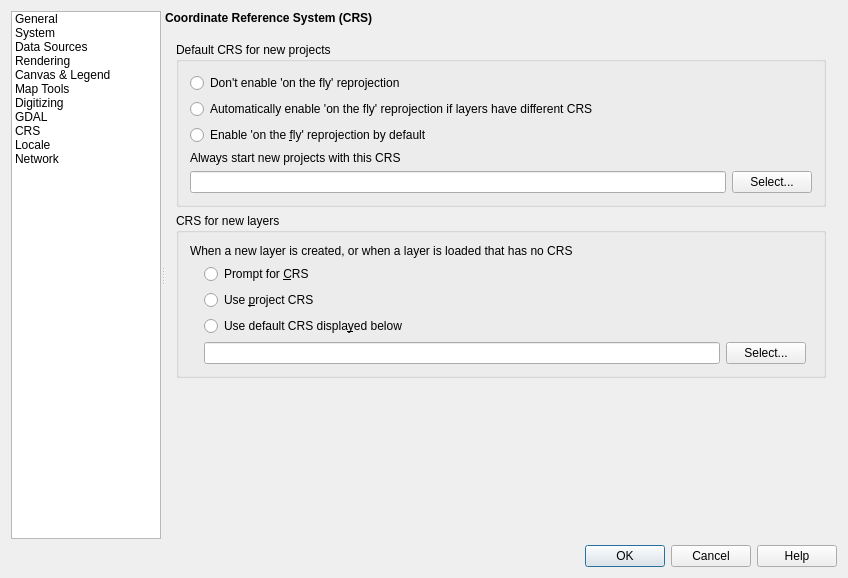
Old version of the form src/ui/qgsoptionsbase.ui in the repository qgis/QGIS.
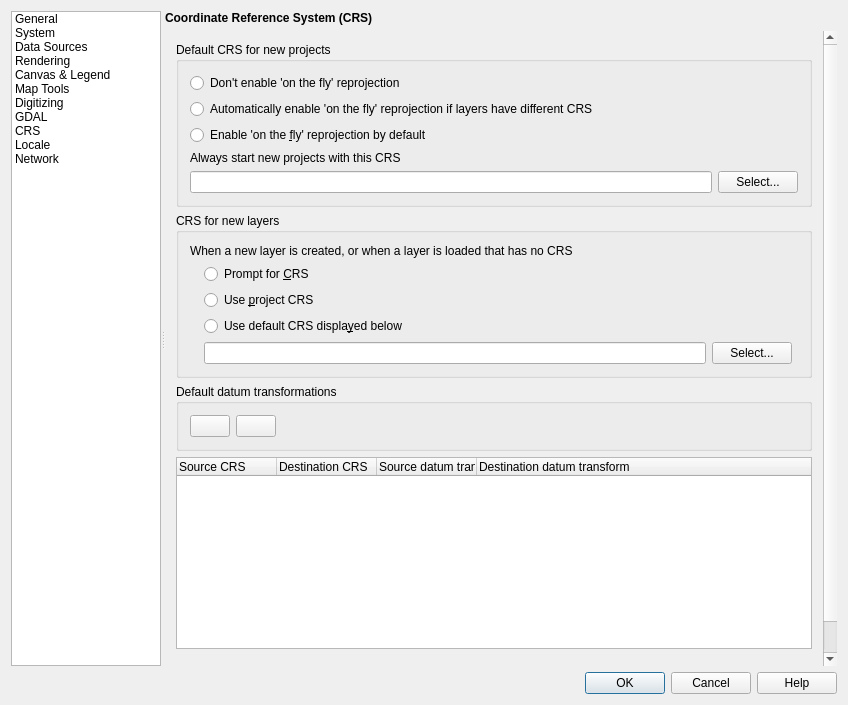
New version of the form. The open tabs and pages were chosen to show the change. Icons and pictures are not drawn. Custom widgets are drawn as their Qt base class.

Commit message: Possibility to add / remove default transformations in options tab

Diff of the .ui file:
```diff
--- a/src/ui/qgsoptionsbase.ui
+++ b/src/ui/qgsoptionsbase.ui
@@ -7,7 +7,7 @@
     <x>0</x>
     <y>0</y>
     <width>848</width>
-    <height>578</height>
+    <height>705</height>
    </rect>
   </property>
   <property name="minimumSize">
@@ -3494,10 +3494,23 @@
                 <x>0</x>
                 <y>0</y>
                 <width>687</width>
-                <height>523</height>
+                <height>650</height>
                </rect>
               </property>
               <layout class="QGridLayout" name="gridLayout_15">
+               <item row="5" column="0">
+                <spacer name="verticalSpacer">
+                 <property name="orientation">
+                  <enum>Qt::Vertical</enum>
+                 </property>
+                 <property name="sizeHint" stdset="0">
+                  <size>
+                   <width>20</width>
+                   <height>40</height>
+                  </size>
+                 </property>
+                </spacer>
+               </item>
                <item row="2" column="0">
                 <widget class="QGroupBox" name="grpProjectionBehaviour">
                  <property name="title">
@@ -3574,19 +3587,6 @@
                  </layout>
                 </widget>
                </item>
-               <item row="3" column="0">
-                <spacer name="verticalSpacer">
-                 <property name="orientation">
-                  <enum>Qt::Vertical</enum>
-                 </property>
-                 <property name="sizeHint" stdset="0">
-                  <size>
-                   <width>20</width>
-                   <height>40</height>
-                  </size>
-                 </property>
-                </spacer>
-               </item>
                <item row="1" column="0">
                 <widget class="QGroupBox" name="grpOtfTransform">
                  <property name="title">
@@ -3644,6 +3644,78 @@
                  </layout>
                 </widget>
                </item>
+               <item row="3" column="0">
+                <widget class="QGroupBox" name="mDefaultDatumTransformGroupBox">
+                 <property name="title">
+                  <string>Default datum transformations</string>
+                 </property>
+                 <layout class="QGridLayout" name="gridLayout_8">
+                  <item row="0" column="0">
+                   <layout class="QHBoxLayout" name="horizontalLayout_4">
+                    <item>
+                     <widget class="QPushButton" name="mAddDefaultTransformButton">
+                      <property name="text">
+                       <string/>
+                      </property>
+                      <property name="icon">
+                       <iconset resource="../../images/images.qrc">
+                        <normaloff>:/images/themes/default/symbologyAdd.png</normaloff>:/images/themes/default/symbologyAdd.png</iconset>
+                      </property>
+                     </widget>
+                    </item>
+                    <item>
+                     <widget class="QPushButton" name="mRemoveDefaultTransformButton">
+                      <property name="text">
+                       <string/>
+                      </property>
+                      <property name="icon">
+                       <iconset resource="../../images/images.qrc">
+                        <normaloff>:/images/themes/default/symbologyRemove.png</normaloff>:/images/themes/default/symbologyRemove.png</iconset>
+                      </property>
+                     </widget>
+                    </item>
+                    <item>
+                     <spacer name="horizontalSpacer_38">
+                      <property name="orientation">
+                       <enum>Qt::Horizontal</enum>
+                      </property>
+                      <property name="sizeHint" stdset="0">
+                       <size>
+                        <width>568</width>
+                        <height>20</height>
+                       </size>
+                      </property>
+                     </spacer>
+                    </item>
+                   </layout>
+                  </item>
+                 </layout>
+                </widget>
+               </item>
+               <item row="4" column="0">
+                <widget class="QTreeWidget" name="mDefaultDatumTransformTreeWidget">
+                 <column>
+                  <property name="text">
+                   <string>Source CRS</string>
+                  </property>
+                 </column>
+                 <column>
+                  <property name="text">
+                   <string>Destination CRS</string>
+                  </property>
+                 </column>
+                 <column>
+                  <property name="text">
+                   <string>Source datum transform</string>
+                  </property>
+                 </column>
+                 <column>
+                  <property name="text">
+                   <string>Destination datum transform</string>
+                  </property>
+                 </column>
+                </widget>
+               </item>
               </layout>
              </widget>
             </widget>
```
Left out of the diff: 28 changed lines with no effect on the pictures. The commit also changes 2 other files.
